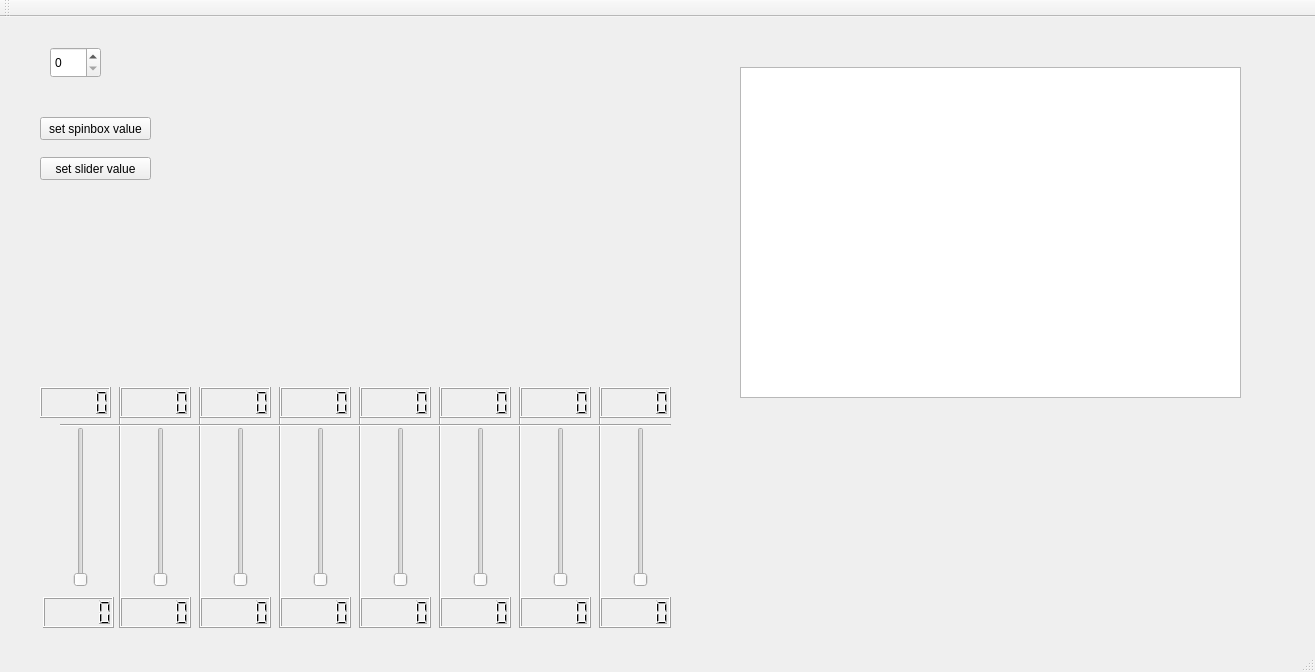
Qt form mainwindow.ui (gforce0617/oop-lab_1) before a commit.
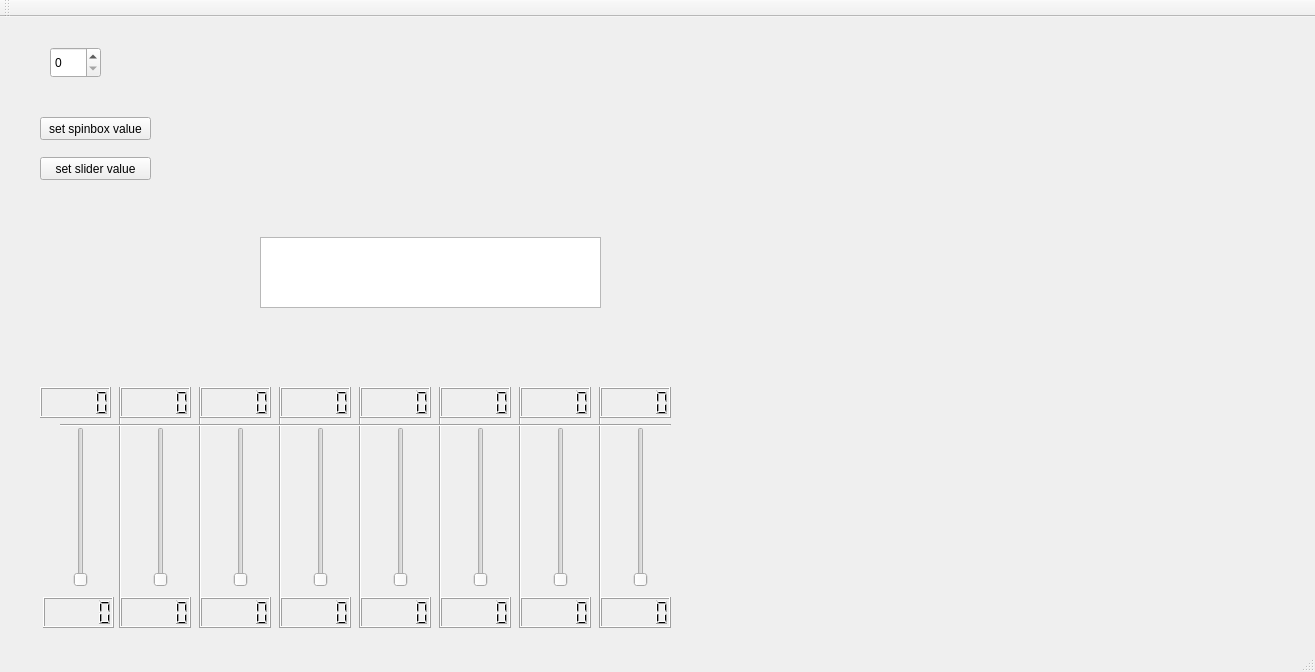
The same form after that commit.

The edit to the form file:
```diff
--- a/mainwindow.ui
+++ b/mainwindow.ui
@@ -128,16 +128,6 @@
      <enum>Qt::Vertical</enum>
     </property>
    </widget>
-   <widget class="QGraphicsView" name="graphicsView">
-    <property name="geometry">
-     <rect>
-      <x>740</x>
-      <y>50</y>
-      <width>501</width>
-      <height>331</height>
-     </rect>
-    </property>
-   </widget>
    <widget class="Line" name="line">
     <property name="geometry">
      <rect>
@@ -431,6 +421,16 @@
      <string>set slider value</string>
     </property>
    </widget>
+   <widget class="QTextBrowser" name="textBrowser">
+    <property name="geometry">
+     <rect>
+      <x>260</x>
+      <y>220</y>
+      <width>341</width>
+      <height>71</height>
+     </rect>
+    </property>
+   </widget>
   </widget>
   <widget class="QMenuBar" name="menuBar">
    <property name="geometry">
```
